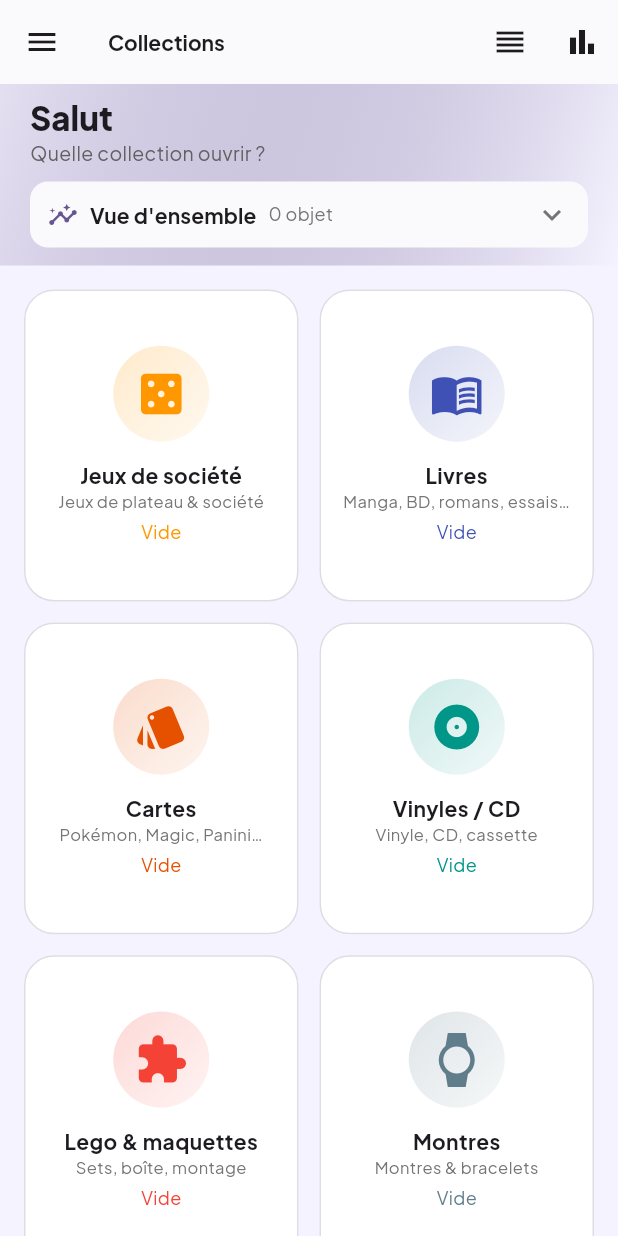
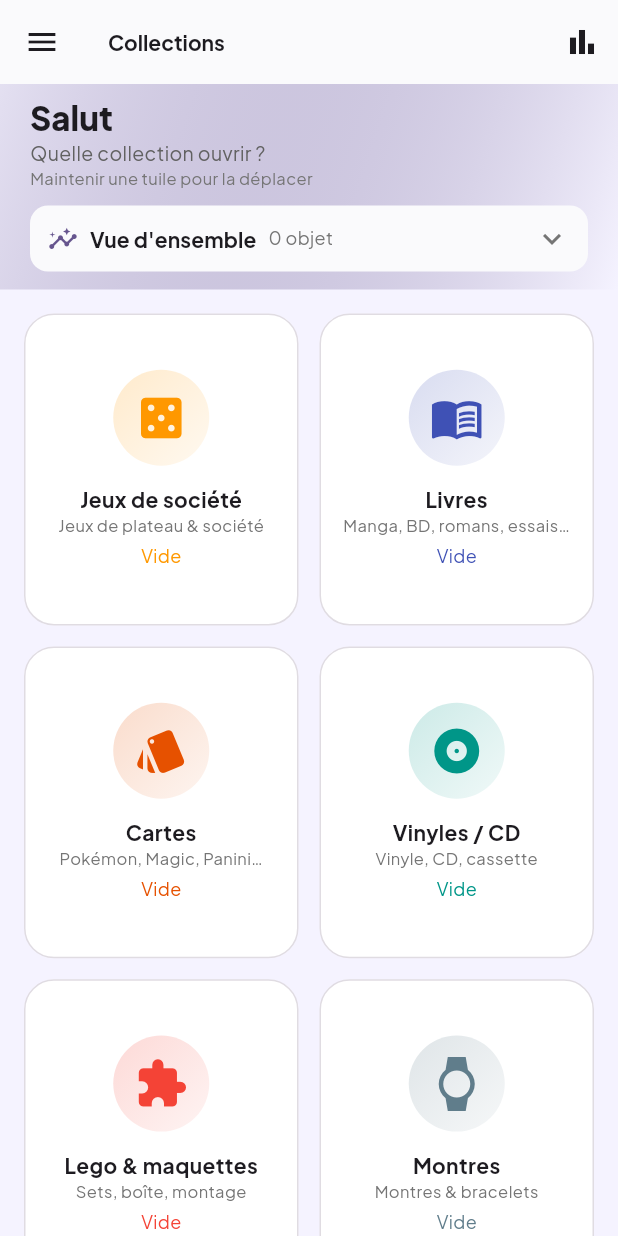
Before and after one commit to KiguelUry/CollectionApp, a Flutter app: the CategorySelectionScreen screen opened by its route, on a phone screen of 412 x 824 dp. Run offline on Flutter 3.47's test engine with Material 3 defaults, Android fonts, the phone set to English and light mode, and no system bars; our stand-ins replace audioplayers, cached_network_image, flutter_dotenv, flutter_svg, google_fonts, image_picker and 4 more; missing offline and left inert: file_selector, mobile_scanner; accounts and stored records are empty.

Commit message:
Fix BGG add constraint, TCG wishlist keys, and hub reorder UX.
Sanitize playing_time before insert, distinguish One Piece parallel cards, enable long-press hub tile reorder with custom collections, and expand Pokemon search across languages.

Co-authored-by: Cursor <cursoragent@cursor.com>

```diff
--- a/lib/models/collection_item.dart
+++ b/lib/models/collection_item.dart
@@ -208,7 +208,8 @@ class CollectionItem {
       'location_user_id': isWishlist ? null : locationUserId,
       'min_players': minPlayers,
       'max_players': maxPlayers,
-      'playing_time': playingTime,
+      'playing_time':
+          playingTime != null && playingTime! > 0 ? playingTime : null,
       'rating': rating,
       'review': review,
       'purchase_price': purchasePrice,
--- a/lib/screens/category_selection_screen.dart
+++ b/lib/screens/category_selection_screen.dart
@@ -38,22 +38,14 @@ class _CategorySelectionScreenState extends State<CategorySelectionScreen> {
   Map<CollectionCategory, int> _groupCounts = {};
   Map<CollectionCategory, int> _wishlistCounts = {};
   Map<String, int> _customCounts = {};
-  List<UserCollectionType> _customTypes = [];
   CollectionSummary _summary = const CollectionSummary();
   bool _loadingCounts = true;
-  List<CollectionCategory> _orderedCategories = CollectionCategory.menuValues;
-  bool _reorderMode = false;
+  List<HubTileEntry> _orderedTiles = [];
 
   @override
   void initState() {
     super.initState();
-    _loadCategoryOrder();
     _load();
-  }
-
-  Future<void> _loadCategoryOrder() async {
-    final ordered = await CategoryHubOrder.loadOrderedMenuCategories();
-    if (mounted) setState(() => _orderedCategories = ordered);
   }
 
   Future<String> _getUsername() async {
@@ -82,6 +74,9 @@ class _CategorySelectionScreenState extends State<CategorySelectionScreen> {
     };
     final customCounts = <String, int>{};
     var customTypes = <UserCollectionType>[];
+    var orderedTiles = <HubTileEntry>[
+      ...CollectionCategory.menuValues.map(HubTileEntry.category),
+    ];
     CollectionSummary summary = const CollectionSummary();
     String? loadError;
 
@@ -143,6 +138,9 @@ class _CategorySelectionScreenState extends State<CategorySelectionScreen> {
       try {
         customTypes = await UserCollectionTypeService().fetchMine();
       } catch (_) {}
+
+      orderedTiles =
+          await CategoryHubOrder.loadOrderedTiles(customTypes);
     } catch (e) {
       loadError = e.toString();
     }
@@ -153,7 +151,7 @@ class _CategorySelectionScreenState extends State<CategorySelectionScreen> {
         _groupCounts = groupCounts;
         _wishlistCounts = wishCounts;
         _customCounts = customCounts;
-        _customTypes = customTypes;
+        _orderedTiles = orderedTiles;
         _summary = summary;
         _loadingCounts = false;
       });
@@ -216,36 +214,61 @@ class _CategorySelectionScreenState extends State<CategorySelectionScreen> {
     _load();
   }
 
-  int get _gridItemCount =>
-      _orderedCategories.length +
-      _customTypes.length +
-      1;
+  int get _gridItemCount => _orderedTiles.length + 1;
 
-  void _onReorderCategories(int oldIndex, int newIndex) {
-    if (newIndex > oldIndex) newIndex -= 1;
+  void _onReorderTiles(int from, int to) {
+    if (from == to || from < 0 || to < 0) return;
+    if (from >= _orderedTiles.length || to >= _orderedTiles.length) return;
     setState(() {
-      final next = List<CollectionCategory>.from(_orderedCategories);
-      final item = next.removeAt(oldIndex);
-      next.insert(newIndex, item);
-      _orderedCategories = next;
+      final next = List<HubTileEntry>.from(_orderedTiles);
+      final item = next.removeAt(from);
+      next.insert(to, item);
+      _orderedTiles = next;
     });
-    CategoryHubOrder.saveOrder(_orderedCategories);
+    CategoryHubOrder.saveTileOrder(_orderedTiles);
     AppHaptics.selection();
   }
 
+  Widget _wrapDraggableTile(int index, Widget child) {
+    final scheme = Theme.of(context).colorScheme;
+    return LongPressDraggable<int>(
+      data: index,
+      delay: const Duration(milliseconds: 220),
+      feedback: Material(
+        elevation: 8,
+        borderRadius: BorderRadius.circular(20),
+        color: scheme.surface,
+        child: SizedBox(width: 148, height: 172, child: child),
+      ),
+      childWhenDragging: Opacity(opacity: 0.35, child: child),
+      child: DragTarget<int>(
+        onWillAcceptWithDetails: (d) => d.data != index,
+        onAcceptWithDetails: (d) => _onReorderTiles(d.data, index),
+        builder: (context, candidate, rejected) {
+          return AnimatedContainer(
+            duration: const Duration(milliseconds: 120),
+            decoration: candidate.isNotEmpty
+                ? BoxDecoration(
+                    border: Border.all(color: scheme.primary, width: 2),
+                    borderRadius: BorderRadius.circular(20),
+                  )
+                : null,
+            child: child,
+          );
+        },
+      ),
+    );
+  }
+
   Widget _buildGridItem(int index) {
-    final builtInCount = _orderedCategories.length;
-    if (index < builtInCount) {
+    if (index < _orderedTiles.length) {
+      final entry = _orderedTiles[index];
+      final child = entry.category != null
+          ? _buildCategoryCard(entry.category!)
+          : _buildCustomTypeCard(entry.customType!);
       return _AnimatedCategoryCard(
         index: index,
-        child: _buildCategoryCard(_orderedCategories[index]),
-      );
-    }
-    if (index < builtInCount + _customTypes.length) {
-      final type = _customTypes[index - builtInCount];
-      return _AnimatedCategoryCard(
-        index: index,
-        child: _buildCustomTypeCard(type),
+        child: _wrapDraggableTile(index, child),
       );
     }
     return _AnimatedCategoryCard(
@@ -288,14 +311,6 @@ class _CategorySelectionScreenState extends State<CategorySelectionScreen> {
         title: const Text('Collections'),
         actions: [
           IconButton(
-            icon: Icon(_reorderMode ? Icons.check : Icons.reorder),
-            tooltip: _reorderMode ? 'Terminer' : 'Réorganiser',
-            onPressed: () {
-              AppHaptics.selection();
-              setState(() => _reorderMode = !_reorderMode);
-            },
-          ),
-          IconButton(
             icon: const Icon(Icons.bar_chart_outlined),
             tooltip: 'Statistiques',
             onPressed: _openStats,
@@ -332,6 +347,13 @@ class _CategorySelectionScreenState extends State<CategorySelectionScreen> {
                     color: Colors.grey.shade700,
                   ),
                 ),
+                Text(
+                  'Maintenir une tuile pour la déplacer',
+                  style: TextStyle(
+                    fontSize: 11,
+                    color: Colors.grey.shade600,
+                  ),
+                ),
                 if (!_loadingCounts) ...[
                   const SizedBox(height: 10),
                   CollapsibleCollectionOverview(
@@ -346,24 +368,6 @@ class _CategorySelectionScreenState extends State<CategorySelectionScreen> {
           Expanded(
             child: _loadingCounts
                 ? const Center(child: CircularProgressIndicator())
-                : _reorderMode
-                    ? ReorderableListView(
-                        padding: const EdgeInsets.all(16),
-                        onReorder: _onReorderCategories,
-                        children: [
-                          for (var i = 0; i < _orderedCategories.length; i++)
-                            ListTile(
-                              key: ValueKey(_orderedCategories[i]),
-                              leading: Icon(
-                                _orderedCategories[i].icon,
-                                color: _orderedCategories[i].color,
-                              ),
-                              title: Text(_orderedCategories[i].label),
-                              subtitle: Text(_orderedCategories[i].description),
-                              trailing: const Icon(Icons.drag_handle),
-                            ),
-                        ],
-                      )
                 : GridView.builder(
                     padding: const EdgeInsets.all(16),
                     gridDelegate: CollectionGridLayout.gridDelegate(
--- a/lib/screens/tcg/tcg_global_search_screen.dart
+++ b/lib/screens/tcg/tcg_global_search_screen.dart
@@ -514,6 +514,7 @@ class _TcgGlobalSearchScreenState extends State<TcgGlobalSearchScreen> {
                           final inWishlist =
                               _wishlistIds.contains(_catalogKey(card));
                           return TcgCatalogCardTile(
+                            key: ValueKey(_catalogKey(card)),
                             name: card.name,
                             imageUrl: card.imageUrl,
                             subtitle: tcgCatalogSubtitle(card),
--- a/lib/screens/tcg/tcg_set_cards_screen.dart
+++ b/lib/screens/tcg/tcg_set_cards_screen.dart
@@ -422,6 +422,7 @@ class _TcgSetCardsScreenState extends State<TcgSetCardsScreen> {
                               _wishlistIds.contains(_catalogKey(card));
                           final sel = _selectedIds.contains(card.id);
                           return TcgCatalogCardTile(
+                            key: ValueKey(_catalogKey(card)),
                             name: card.name,
                             imageUrl: card.imageUrl,
                             subtitle: tcgCatalogSubtitle(
--- a/lib/services/card_catalog_service.dart
+++ b/lib/services/card_catalog_service.dart
@@ -13,7 +13,7 @@ class CardCatalogService {
   static bool supportsSearch(CardSubcategory sub) => sub.supportsCatalogSearch;
 
   static String catalogLabel(CardSubcategory sub) => switch (sub) {
-        CardSubcategory.pokemon => 'TCGdex (FR)',
+        CardSubcategory.pokemon => 'TCGdex (FR · EN · JA)',
         CardSubcategory.magic => 'Scryfall',
         CardSubcategory.yugioh => 'YGOProDeck',
         CardSubcategory.onepiece => 'OPTCG API',
--- a/lib/utils/category_hub_order.dart
+++ b/lib/utils/category_hub_order.dart
@@ -1,32 +1,92 @@
 import 'package:shared_preferences/shared_preferences.dart';
 
 import '../models/collection_category.dart';
+import '../models/user_collection_type.dart';
 
-const _prefsKey = 'category_hub_order_v1';
+const _prefsKeyV1 = 'category_hub_order_v1';
+const _prefsKeyV2 = 'category_hub_order_v2';
+
+/// Tuile du hub Collections (catégorie intégrée ou collection perso).
+class HubTileEntry {
+  final CollectionCategory? category;
+  final UserCollectionType? customType;
+
+  const HubTileEntry.category(this.category) : customType = null;
+  const HubTileEntry.custom(this.customType) : category = null;
+
+  String get storageKey => category != null
+      ? 'c:${category!.dbValue}'
+      : 'u:${customType!.id}';
+
+  static HubTileEntry? fromStorageKey(
+    String key, {
+    required Map<String, CollectionCategory> categoriesByDb,
+    required Map<String, UserCollectionType> customById,
+  }) {
+    if (key.startsWith('c:')) {
+      final cat = categoriesByDb[key.substring(2)];
+      return cat != null ? HubTileEntry.category(cat) : null;
+    }
+    if (key.startsWith('u:')) {
+      final t = customById[key.substring(2)];
+      return t != null ? HubTileEntry.custom(t) : null;
+    }
+    final cat = categoriesByDb[key];
+    return cat != null ? HubTileEntry.category(cat) : null;
+  }
+}
 
 /// Ordre personnalisé des tuiles sur l'écran « Collections ».
 class CategoryHubOrder {
-  static Future<List<CollectionCategory>> loadOrderedMenuCategories() async {
-    final defaults = CollectionCategory.menuValues;
+  static Future<List<HubTileEntry>> loadOrderedTiles(
+    List<UserCollectionType> customTypes,
+  ) async {
+    final catsByDb = {
+      for (final c in CollectionCategory.menuValues) c.dbValue: c,
+    };
+    final customById = {for (final t in customTypes) t.id: t};
+
     final prefs = await SharedPreferences.getInstance();
-    final saved = prefs.getStringList(_prefsKey);
-    if (saved == null || saved.isEmpty) return List.from(defaults);
+    var saved = prefs.getStringList(_prefsKeyV2);
+    saved ??= prefs.getStringList(_prefsKeyV1);
 
-    final byValue = {for (final c in defaults) c.dbValue: c};
-    final ordered = <CollectionCategory>[];
-    for (final id in saved) {
-      final cat = byValue.remove(id);
-      if (cat != null) ordered.add(cat);
+    if (saved == null || saved.isEmpty) {
+      return [
+        ...CollectionCategory.menuValues.map(HubTileEntry.category),
+        ...customTypes.map(HubTileEntry.custom),
+      ];
     }
-    ordered.addAll(byValue.values);
+
+    final ordered = <HubTileEntry>[];
+    final seen = <String>{};
+    for (final key in saved) {
+      final entry = HubTileEntry.fromStorageKey(
+        key,
+        categoriesByDb: catsByDb,
+        customById: customById,
+      );
+      if (entry == null) continue;
+      final sk = entry.storageKey;
+      if (seen.contains(sk)) continue;
+      seen.add(sk);
+      ordered.add(entry);
+    }
+    for (final c in CollectionCategory.menuValues) {
+      final e = HubTileEntry.category(c);
+      if (!seen.contains(e.storageKey)) ordered.add(e);
+    }
+    for (final t in customTypes) {
+      final e = HubTileEntry.custom(t);
+      if (!seen.contains(e.storageKey)) ordered.add(e);
+    }
     return ordered;
   }
 
-  static Future<void> saveOrder(List<CollectionCategory> categories) async {
+  static Future<void> saveTileOrder(List<HubTileEntry> tiles) async {
     final prefs = await SharedPreferences.getInstance();
     await prefs.setStringList(
-      _prefsKey,
-      categories.map((c) => c.dbValue).toList(),
+      _prefsKeyV2,
+      tiles.map((e) => e.storageKey).toList(),
     );
   }
 }
```
Also changed, not shown: lib/screens/home_screen.dart (+8 -2 lines), lib/services/bgg_service.dart (+7 -1 lines), lib/services/onepiece_tcg_service.dart (+13 -7 lines), lib/services/pokemon_tcg_service.dart (+48 -0 lines), lib/utils/onepiece_card_utils.dart (added, +24 -0 lines), lib/utils/tcg_rarity_order.dart (+10 -0 lines), 1 other file. Lines whose indentation alone changed are shown as unchanged.
